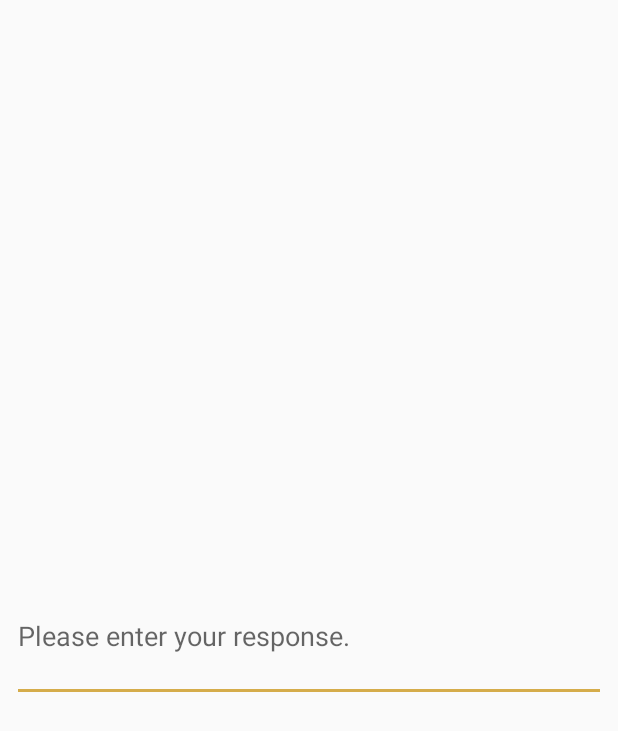
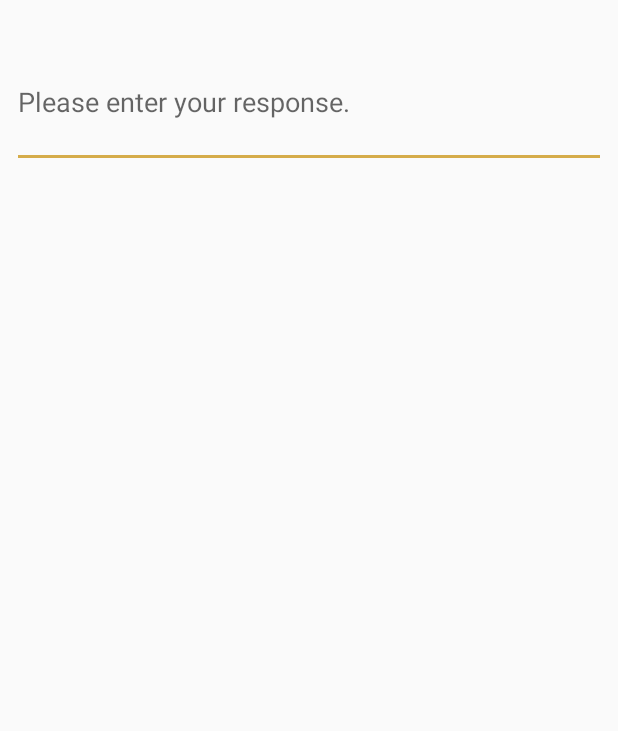
Before and after one commit to SummerProgram2018/Pandaroo-convo, an Android app: the layout question_multiline.xml on its own in the app's theme, with its tools: preview values and no code run, on a phone screen of 412 x 824 dp. Shown: the top 731 px of the screen. Run offline under Robolectric (Android 15) with nearby library versions, the phone set to English and light mode, and no system bars.

Commit message:
fixed spacing issues in survey question list

```diff
--- a/convo-android/app/src/main/java/com/example/jam/pandaroo_convo/PostSurveyActivity.java
+++ b/convo-android/app/src/main/java/com/example/jam/pandaroo_convo/PostSurveyActivity.java
@@ -6,6 +6,7 @@ import android.os.Bundle;
 import android.support.v7.widget.LinearLayoutManager;
 import android.support.v7.widget.RecyclerView;
 import android.view.View;
+import android.widget.LinearLayout;
 
 import java.util.ArrayList;
 
@@ -28,6 +29,10 @@ public class PostSurveyActivity extends AppCompatActivity {
         recyclerView.setHasFixedSize(true);
 
         recyclerView.setAdapter(adapter);
+
+        LinearLayoutManager mLayoutManager = new LinearLayoutManager(this, LinearLayoutManager.VERTICAL, false);
+
+        recyclerView.setLayoutManager(mLayoutManager);
     }
 
     public void completePostSurvey(View view) {
--- a/convo-android/app/src/main/res/layout/question_multiline.xml
+++ b/convo-android/app/src/main/res/layout/question_multiline.xml
@@ -3,7 +3,7 @@
     xmlns:android="http://schemas.android.com/apk/res/android"
     xmlns:app="http://schemas.android.com/apk/res-auto"
     android:layout_width="match_parent"
-    android:layout_height="match_parent">
+    android:layout_height="wrap_content">
 
     <TextView
         android:id="@+id/lblListItem"
@@ -28,7 +28,6 @@
         android:minLines="3"
         android:scrollbars="vertical"
         android:hint="@string/entry_hint"
-        app:layout_constraintBottom_toBottomOf="parent"
         app:layout_constraintEnd_toEndOf="parent"
         app:layout_constraintStart_toStartOf="parent"
         app:layout_constraintTop_toBottomOf="@+id/lblListItem" />
```
